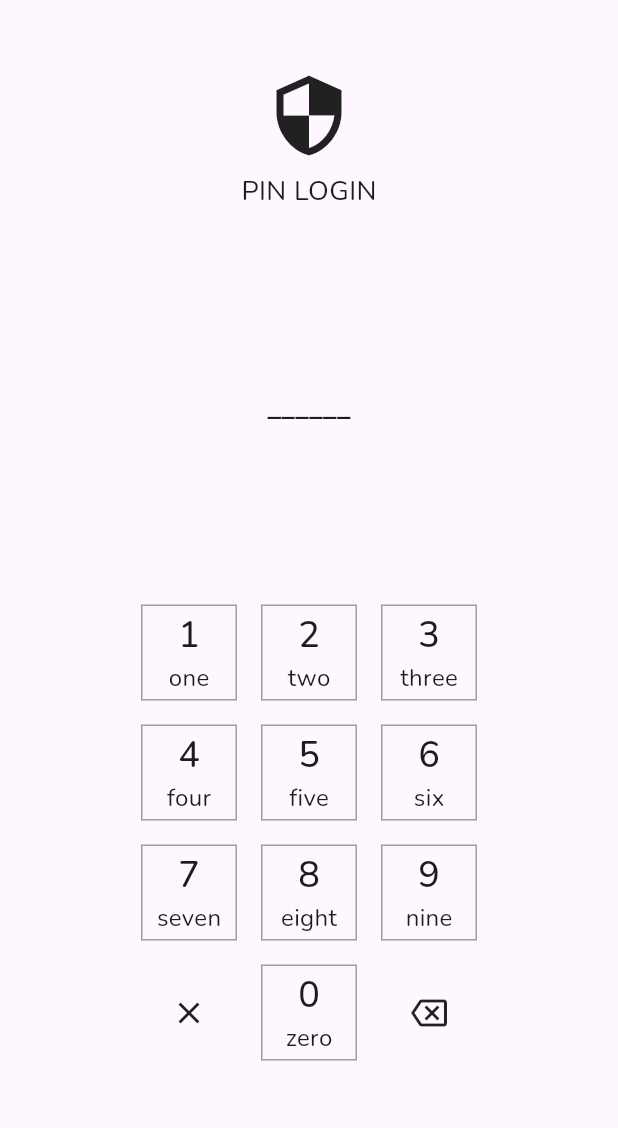
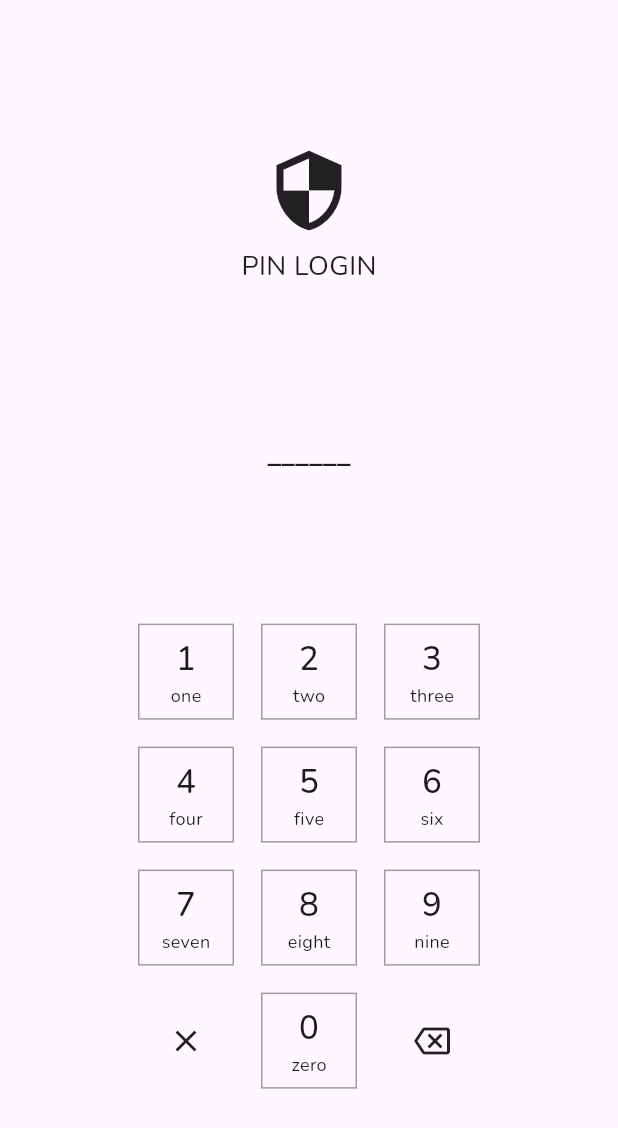
Before and after one commit to Banthita-Khamring/assignment_3, a Flutter app: the screen it shows after launch, on a phone screen of 412 x 824 dp. Shown: the top 1128 px of the screen. Run offline on Flutter 3.47's test engine with Material 3 defaults, Android fonts, the phone set to English and light mode, and no system bars; our stand-ins replace google_fonts.

```diff
--- a/lib/pages/pin_login.dart
+++ b/lib/pages/pin_login.dart
@@ -54,12 +54,12 @@ class _Mypin_loginState extends State<Mypin_login> {
             Text(
               numb,
               style: GoogleFonts.nunito(
-                  fontSize: 24.0, fontWeight: FontWeight.w500),
+                  fontSize: 22.0, fontWeight: FontWeight.w500),
             ),
             Text(
               name,
               style: GoogleFonts.nunito(
-                fontSize: 16.0,
+                fontSize: 12.0,
               ),
             ),
           ],
@@ -152,7 +152,7 @@ class _Mypin_loginState extends State<Mypin_login> {
     return Scaffold(
       body: Column(
         children: [
-          SizedBox(height: 48.0),
+          Spacer(),
           Icon(
             Icons.security,
             size: 58.0,
@@ -187,14 +187,14 @@ class _Mypin_loginState extends State<Mypin_login> {
                 'one',
               ),
               SizedBox(
-                width: 16.0,
+                width: 18.0,
               ),
               _buildNumpad(
                 '2',
                 'two',
               ),
               SizedBox(
-                width: 16.0,
+                width: 18.0,
               ),
               _buildNumpad(
                 '3',
@@ -203,7 +203,7 @@ class _Mypin_loginState extends State<Mypin_login> {
             ],
           ),
           SizedBox(
-            height: 16.0,
+            height: 18.0,
           ),
           Row(
             mainAxisAlignment: MainAxisAlignment.center,
@@ -213,14 +213,14 @@ class _Mypin_loginState extends State<Mypin_login> {
                 'four',
               ),
               SizedBox(
-                width: 16.0,
+                width: 18.0,
               ),
               _buildNumpad(
                 '5',
                 'five',
               ),
               SizedBox(
-                width: 16.0,
+                width: 18.0,
               ),
               _buildNumpad(
                 '6',
@@ -229,7 +229,7 @@ class _Mypin_loginState extends State<Mypin_login> {
             ],
           ),
           SizedBox(
-            height: 16.0,
+            height: 18.0,
           ),
           Row(
             mainAxisAlignment: MainAxisAlignment.center,
@@ -239,14 +239,14 @@ class _Mypin_loginState extends State<Mypin_login> {
                 'seven',
               ),
               SizedBox(
-                width: 16.0,
+                width: 18.0,
               ),
               _buildNumpad(
                 '8',
                 'eight',
               ),
               SizedBox(
-                width: 16.0,
+                width: 18.0,
               ),
               _buildNumpad(
                 '9',
@@ -255,21 +255,21 @@ class _Mypin_loginState extends State<Mypin_login> {
             ],
           ),
           SizedBox(
-            height: 16.0,
+            height: 18.0,
           ),
           Row(
             mainAxisAlignment: MainAxisAlignment.center,
             children: [
               _buildClose(Icons.close),
               SizedBox(
-                width: 16.0,
+                width: 18.0,
               ),
               _buildNumpad(
                 '0',
                 'zero',
               ),
               SizedBox(
-                width: 16.0,
+                width: 18.0,
               ),
               _buildBackspace(Icons.backspace_outlined),
             ],
```
